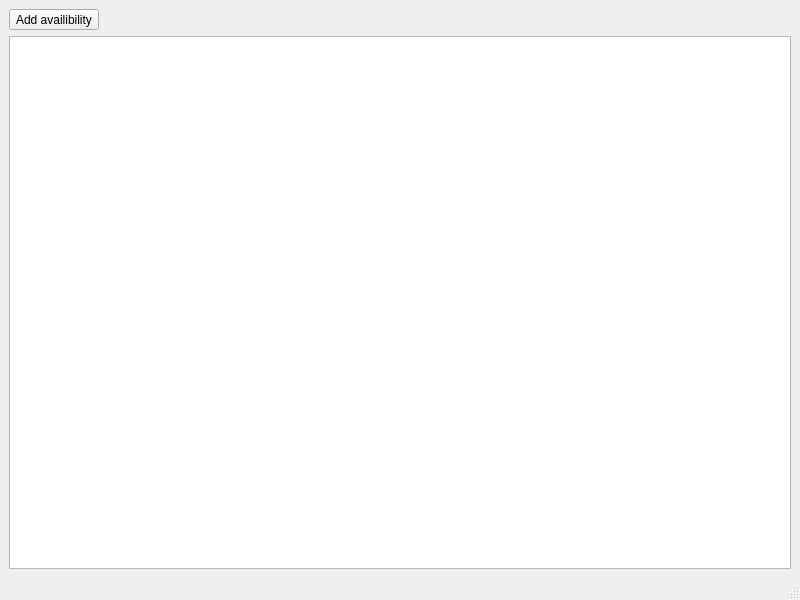
arxarian/shiftplanner, file mainwindow.ui: the form before one commit.
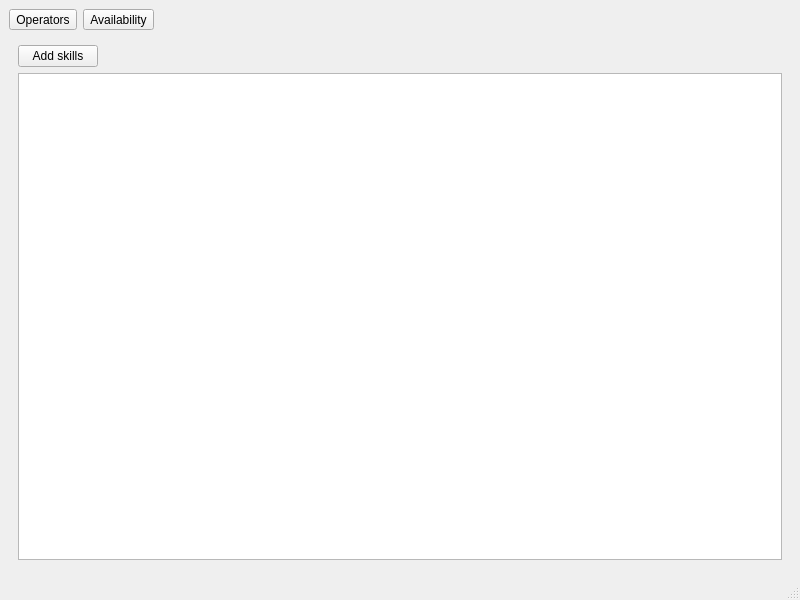
The form after the commit. The open tabs and pages were chosen to show the change.

Commit message: parse operators availability, skills and hours

Patch:
```diff
--- a/mainwindow.ui
+++ b/mainwindow.ui
@@ -16,14 +16,77 @@
   <widget class="QWidget" name="centralwidget">
    <layout class="QGridLayout" name="gridLayout">
     <item row="0" column="0">
-     <widget class="QToolButton" name="addOperatorsButton">
-      <property name="text">
-       <string>Add availibility</string>
-      </property>
-     </widget>
+     <layout class="QHBoxLayout" name="horizontalLayout">
+      <item>
+       <widget class="QToolButton" name="toolButtonWorkersFrame">
+        <property name="text">
+         <string>Operators</string>
+        </property>
+       </widget>
+      </item>
+      <item>
+       <widget class="QToolButton" name="toolButtonAvailabilityFrame">
+        <property name="text">
+         <string>Availability</string>
+        </property>
+       </widget>
+      </item>
+      <item>
+       <spacer name="horizontalSpacer">
+        <property name="orientation">
+         <enum>Qt::Horizontal</enum>
+        </property>
+        <property name="sizeHint" stdset="0">
+         <size>
+          <width>40</width>
+          <height>20</height>
+         </size>
+        </property>
+       </spacer>
+      </item>
+     </layout>
     </item>
     <item row="1" column="0">
-     <widget class="QTableView" name="tableView"/>
+     <widget class="QStackedWidget" name="stackedWidget">
+      <property name="currentIndex">
+       <number>0</number>
+      </property>
+      <widget class="QWidget" name="page">
+       <layout class="QGridLayout" name="gridLayout_2">
+        <item row="0" column="0">
+         <widget class="QToolButton" name="pushButtonAddWorkers">
+          <property name="text">
+           <string>Add availibility</string>
+          </property>
+         </widget>
+        </item>
+        <item row="1" column="0">
+         <widget class="QTableView" name="tableViewAvailability"/>
+        </item>
+       </layout>
+      </widget>
+      <widget class="QWidget" name="page_3">
+       <layout class="QGridLayout" name="gridLayout_3">
+        <item row="0" column="0">
+         <widget class="QPushButton" name="pushButtonAddSkills">
+          <property name="sizePolicy">
+           <sizepolicy hsizetype="Fixed" vsizetype="Fixed">
+            <horstretch>0</horstretch>
+            <verstretch>0</verstretch>
+           </sizepolicy>
+          </property>
+          <property name="text">
+           <string>Add skills</string>
+          </property>
+         </widget>
+        </item>
+        <item row="1" column="0">
+         <widget class="QTableView" name="tableViewSkills"/>
+        </item>
+       </layout>
+      </widget>
+      <widget class="QWidget" name="page_2"/>
+     </widget>
     </item>
    </layout>
   </widget>
```
The commit also changes 6 other files.
